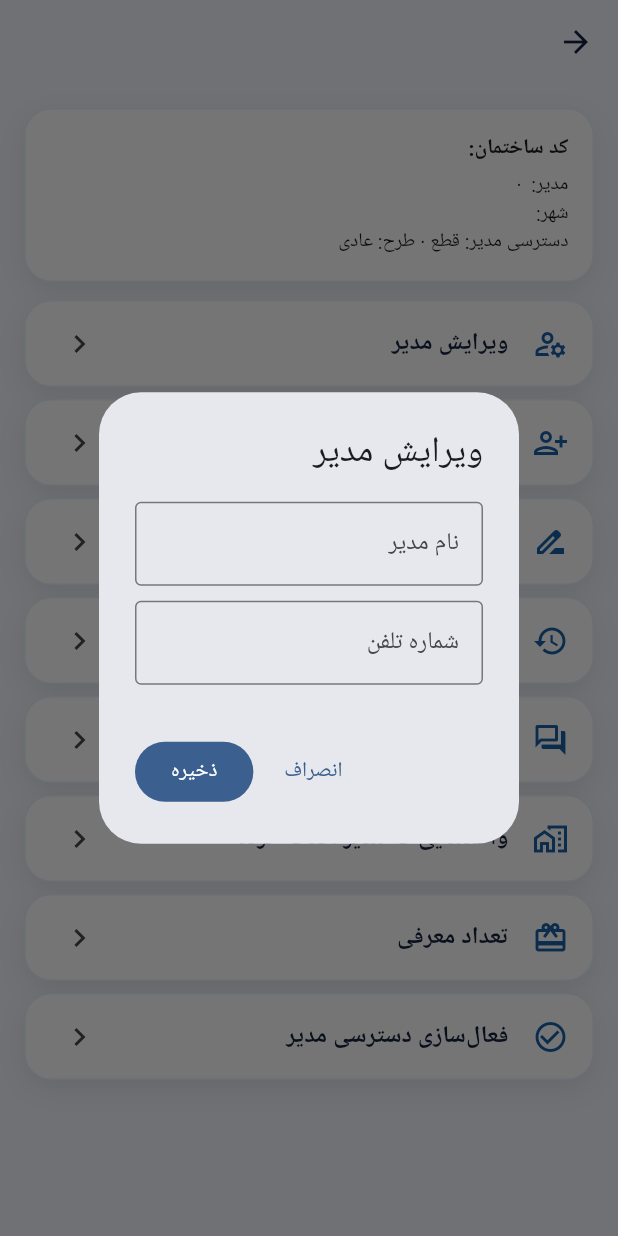
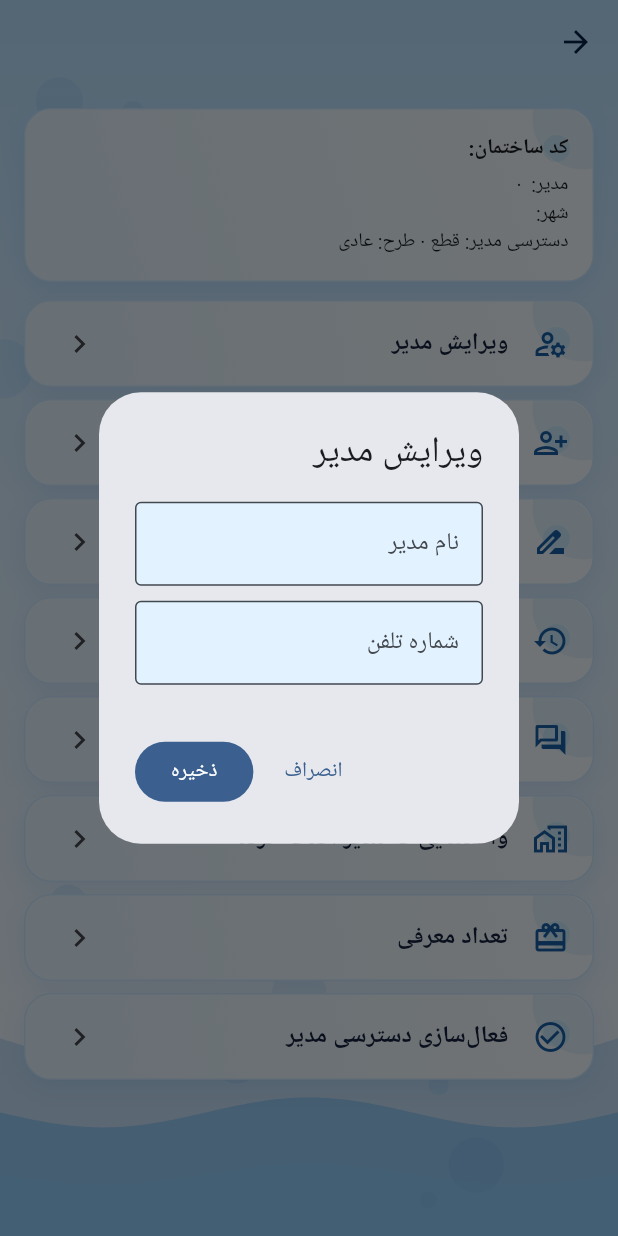
Before and after one commit to 1388aaaaaaaaaaaaaaaaa-svg/aban, a Flutter app: the BuildingDetailPage screen opened directly with empty values, after a tap on "ویرایش مدیر", on a phone screen of 412 x 824 dp. Run offline on Flutter 3.47's test engine with Material 3 defaults, Android fonts, the phone set to English and light mode, and no system bars; our stand-ins replace file_picker, pdf, printing; missing offline and left inert: excel; network calls fail.

Commit message:
Add files via upload

```diff
--- a/lib/screens/chat/chat_thread.dart
+++ b/lib/screens/chat/chat_thread.dart
@@ -180,7 +180,7 @@ class _ChatThreadState extends State<ChatThread> {
               margin: const EdgeInsets.symmetric(vertical: 2),
               padding: const EdgeInsets.fromLTRB(12, 8, 12, 6),
               decoration: BoxDecoration(
-                color: m.mine ? AppColors.blue : Colors.white,
+                color: m.mine ? AppColors.blue : AppColors.aqua,
                 borderRadius: BorderRadius.circular(16),
                 boxShadow: const [BoxShadow(color: Color(0x12000000), blurRadius: 6, offset: Offset(0, 2))],
               ),
--- a/lib/theme.dart
+++ b/lib/theme.dart
@@ -2,12 +2,16 @@ import 'package:flutter/material.dart';
 
 class AppColors {
   static const navy = Color(0xFF06224A);
+  static const deep = Color(0xFF0B3B7A);
   static const blue = Color(0xFF185FA5);
   static const blue2 = Color(0xFF378ADD);
   static const blueLight = Color(0xFFE6F1FB);
+  static const aqua = Color(0xFFE2F3FF);
+  static const aqua2 = Color(0xFFCBE8FF);
+  static const foam = Color(0xFFF4FBFF);
   static const bg = Color(0xFFF2F6FC);
   static const text = Color(0xFF14213D);
-  static const muted = Color(0xFF6B7C93);
+  static const muted = Color(0xFF5D7A90);
   static const red = Color(0xFFD7324F);
   static const redSoft = Color(0xFFFCEBEB);
   static const green = Color(0xFF0F6E56);
@@ -16,15 +20,26 @@ class AppColors {
 }
 
 ThemeData appTheme() {
+  final scheme = ColorScheme.fromSeed(seedColor: AppColors.blue, surface: AppColors.foam);
   return ThemeData(
     useMaterial3: true,
-    colorScheme: ColorScheme.fromSeed(seedColor: AppColors.blue, surface: Colors.white),
-    scaffoldBackgroundColor: AppColors.bg,
+    colorScheme: scheme,
+    scaffoldBackgroundColor: Colors.transparent,
     appBarTheme: const AppBarTheme(
-      backgroundColor: AppColors.bg,
-      foregroundColor: AppColors.text,
+      backgroundColor: Colors.transparent,
+      foregroundColor: AppColors.navy,
       elevation: 0,
+      scrolledUnderElevation: 0,
       centerTitle: false,
+    ),
+    navigationBarTheme: NavigationBarThemeData(
+      backgroundColor: AppColors.foam,
+      indicatorColor: AppColors.aqua2,
+    ),
+    inputDecorationTheme: InputDecorationTheme(
+      filled: true,
+      fillColor: AppColors.aqua,
+      border: OutlineInputBorder(borderRadius: BorderRadius.circular(16), borderSide: BorderSide.none),
     ),
   );
 }
--- /dev/null
+++ b/lib/water_background.dart
@@ -0,0 +1,64 @@
+import 'dart:math' as math;
+
+import 'package:flutter/material.dart';
+
+/// Water-themed background: soft blue gradient, faint bubbles and waves at the bottom.
+class WaterBackground extends StatelessWidget {
+  final Widget child;
+  const WaterBackground({super.key, required this.child});
+
+  @override
+  Widget build(BuildContext context) {
+    return Stack(
+      children: [
+        const Positioned.fill(
+          child: DecoratedBox(
+            decoration: BoxDecoration(
+              gradient: LinearGradient(
+                begin: Alignment.topCenter,
+                end: Alignment.bottomCenter,
+                colors: [Color(0xFFB8E0FF), Color(0xFFDDF0FF), Color(0xFFF2F9FF)],
+              ),
+            ),
+          ),
+        ),
+        const Positioned.fill(child: CustomPaint(painter: _WaterPainter())),
+        child,
+      ],
+    );
+  }
+}
+
+class _WaterPainter extends CustomPainter {
+  const _WaterPainter();
+
+  @override
+  void paint(Canvas canvas, Size size) {
+    final rnd = math.Random(7);
+    final bubble = Paint()..color = const Color(0x1A3AA0F0);
+    for (var i = 0; i < 20; i++) {
+      final x = rnd.nextDouble() * size.width;
+      final y = rnd.nextDouble() * size.height;
+      final r = 5 + rnd.nextDouble() * 16;
+      canvas.drawCircle(Offset(x, y), r, bubble);
+    }
+
+    void wave(double baseY, double amp, Color color) {
+      final path = Path()..moveTo(0, baseY);
+      for (double x = 0; x <= size.width; x += 2) {
+        path.lineTo(x, baseY + amp * math.sin((x / size.width) * 2 * math.pi * 1.5));
+      }
+      path.lineTo(size.width, size.height);
+      path.lineTo(0, size.height);
+      path.close();
+      canvas.drawPath(path, Paint()..color = color);
+    }
+
+    wave(size.height * 0.84, 14, const Color(0x332A8DE6));
+    wave(size.height * 0.90, 10, const Color(0x553AA0F0));
+    wave(size.height * 0.95, 7, const Color(0x6686CFFF));
+  }
+
+  @override
+  bool shouldRepaint(covariant CustomPainter oldDelegate) => false;
+}
--- a/lib/widgets.dart
+++ b/lib/widgets.dart
@@ -2,7 +2,7 @@ import 'package:flutter/material.dart';
 
 import 'theme.dart';
 
-/// White rounded card used across the app.
+/// Card with a soft aqua gradient and a water bubble in the corner (no plain white).
 class AppCard extends StatelessWidget {
   final Widget child;
   final EdgeInsetsGeometry padding;
@@ -12,16 +12,40 @@ class AppCard extends StatelessWidget {
   Widget build(BuildContext context) {
     return Container(
       width: double.infinity,
-      padding: padding,
       decoration: BoxDecoration(
-        color: Colors.white,
+        gradient: const LinearGradient(
+          begin: Alignment.topRight,
+          end: Alignment.bottomLeft,
+          colors: [AppColors.foam, AppColors.aqua],
+        ),
         borderRadius: BorderRadius.circular(18),
-        border: Border.all(color: AppColors.blueLight),
-        boxShadow: const [BoxShadow(color: Color(0x14000000), blurRadius: 14, offset: Offset(0, 6))],
+        border: Border.all(color: AppColors.aqua2),
+        boxShadow: const [BoxShadow(color: Color(0x1A1F6FD1), blurRadius: 14, offset: Offset(0, 6))],
       ),
-      child: child,
+      child: ClipRRect(
+        borderRadius: BorderRadius.circular(18),
+        child: Stack(
+          children: [
+            const Positioned.fill(child: IgnorePointer(child: CustomPaint(painter: _CornerBubble()))),
+            Padding(padding: padding, child: child),
+          ],
+        ),
+      ),
     );
   }
+}
+
+class _CornerBubble extends CustomPainter {
+  const _CornerBubble();
+
+  @override
+  void paint(Canvas canvas, Size size) {
+    canvas.drawCircle(Offset(size.width - 6, 6), 34, Paint()..color = const Color(0x1A3AA0F0));
+    canvas.drawCircle(Offset(size.width - 24, 26), 9, Paint()..color = const Color(0x2238BDF8));
+  }
+
+  @override
+  bool shouldRepaint(covariant CustomPainter oldDelegate) => false;
 }
 
 class StatusChip extends StatelessWidget {
@@ -77,7 +101,7 @@ class ComingSoon extends StatelessWidget {
   }
 }
 
-/// Bank card design (same idea as the approved card): blue gradient, chip, number, holder.
+/// Bank card design: blue gradient, chip, number, holder.
 class BankCardView extends StatelessWidget {
   final String bankName;
   final String holder;
@@ -96,8 +120,11 @@ class BankCardView extends StatelessWidget {
       width: double.infinity,
       padding: const EdgeInsets.all(18),
       decoration: BoxDecoration(
-        gradient: const LinearGradient(begin: Alignment.topLeft, end: Alignment.bottomRight,
-            colors: [Color(0xFF1F6FD1), Color(0xFF0B3B7A)]),
+        gradient: const LinearGradient(
+          begin: Alignment.topLeft,
+          end: Alignment.bottomRight,
+          colors: [Color(0xFF1F6FD1), Color(0xFF0B3B7A)],
+        ),
         borderRadius: BorderRadius.circular(18),
         boxShadow: const [BoxShadow(color: Color(0x33000000), blurRadius: 14, offset: Offset(0, 8))],
       ),
@@ -123,15 +150,14 @@ class BankCardView extends StatelessWidget {
                 style: const TextStyle(color: Colors.white, fontSize: 20, letterSpacing: 2, fontWeight: FontWeight.w600)),
           ),
           const SizedBox(height: 16),
-          Text(holder.isEmpty ? '—' : holder,
-              style: const TextStyle(color: Color(0xFFD6E8FF), fontSize: 13)),
+          Text(holder.isEmpty ? '—' : holder, style: const TextStyle(color: Color(0xFFD6E8FF), fontSize: 13)),
         ],
       ),
     );
   }
 }
 
-/// Minimal pill-style tabs used across the app.
+/// Pill-style tabs with a blue-tinted background.
 class PillTabs extends StatelessWidget {
   final List<String> labels;
   final int selected;
@@ -143,9 +169,9 @@ class PillTabs extends StatelessWidget {
     return Container(
       padding: const EdgeInsets.all(4),
       decoration: BoxDecoration(
-        color: Colors.white,
+        gradient: const LinearGradient(colors: [AppColors.foam, AppColors.aqua]),
         borderRadius: BorderRadius.circular(16),
-        boxShadow: const [BoxShadow(color: Color(0x0F000000), blurRadius: 8, offset: Offset(0, 3))],
+        border: Border.all(color: AppColors.aqua2),
       ),
       child: Row(
         children: List.generate(labels.length, (i) {
@@ -157,7 +183,7 @@ class PillTabs extends StatelessWidget {
                 duration: const Duration(milliseconds: 180),
                 padding: const EdgeInsets.symmetric(vertical: 9),
                 decoration: BoxDecoration(
-                  color: on ? AppColors.blue : Colors.transparent,
+                  gradient: on ? const LinearGradient(colors: [AppColors.blue2, AppColors.deep]) : null,
                   borderRadius: BorderRadius.circular(12),
                 ),
                 alignment: Alignment.center,
@@ -166,7 +192,7 @@ class PillTabs extends StatelessWidget {
                   style: TextStyle(
                     fontSize: 13,
                     fontWeight: FontWeight.w700,
-                    color: on ? Colors.white : AppColors.muted,
+                    color: on ? Colors.white : AppColors.deep,
                   ),
                 ),
               ),
```
Also changed, not shown: lib/main.dart (+5 -2 lines), lib/screens/manager/units_tab.dart (+52 -0 lines), lib/screens/resident/resident_home.dart (+76 -13 lines), assets/icon.png, assets/logo.png.
